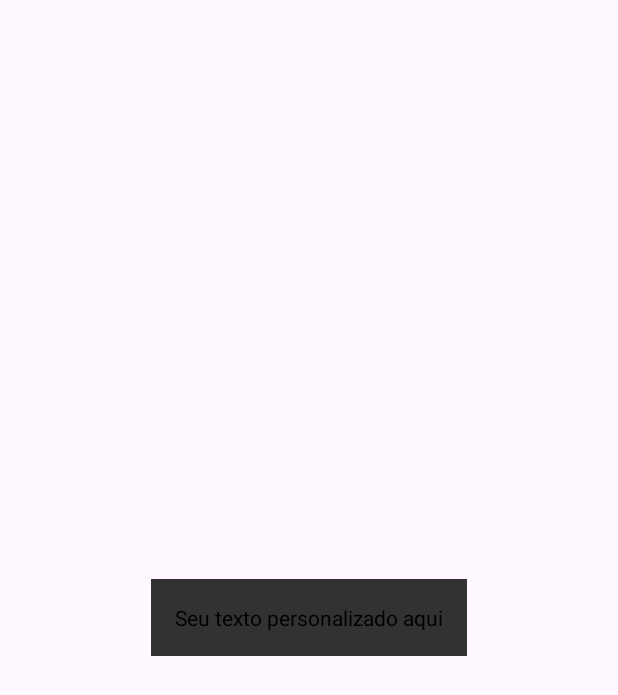
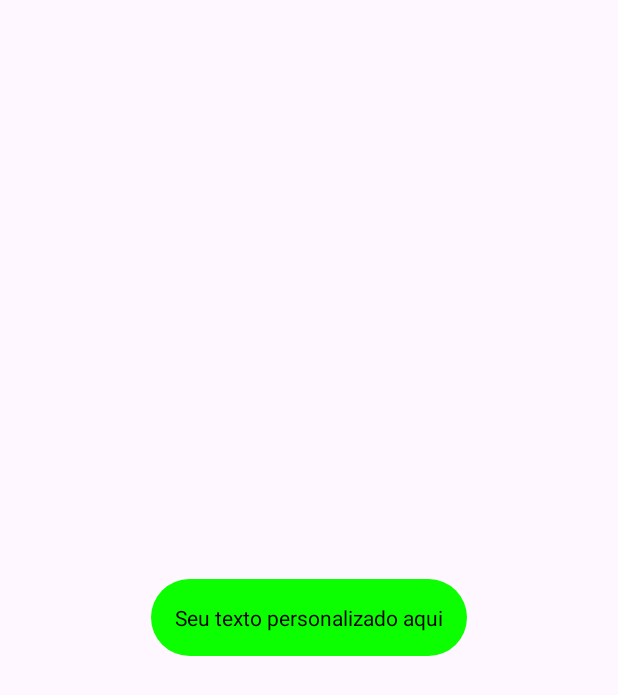
Before and after one commit to Guthox/Ye-Saude, an Android app: the layout custom_toast.xml on its own in the app's theme, with its tools: preview values and no code run, on a phone screen of 412 x 824 dp. Shown: the top 695 px of the screen. Run offline under Robolectric (Android 15) with nearby library versions, the phone set to English and light mode, and no system bars.

Commit message:
Tela de Consultas Realizadas e toast fix

```diff
--- /dev/null
+++ b/app/src/main/res/drawable/snackbar_background_certo.xml
@@ -0,0 +1,11 @@
+<?xml version="1.0" encoding="utf-8"?>
+<selector xmlns:android="http://schemas.android.com/apk/res/android">
+    <item>
+        <shape android:shape="rectangle">
+            <solid android:color="#0CFF00"/>
+            <corners
+                android:radius="1000dp" />
+        </shape>
+
+    </item>
+</selector>
--- a/app/src/main/res/layout/activity_tela_consultas_realizadas.xml
+++ b/app/src/main/res/layout/activity_tela_consultas_realizadas.xml
@@ -137,6 +137,8 @@
                     android:layout_height="wrap_content"
                     android:layout_marginLeft="2.5dp"
                     android:layout_weight="0.5"
+                    android:inputType="number"
+                    android:maxLength="10"
                     android:gravity="center"
                     android:paddingTop="10dp"
                     android:paddingBottom="10dp"
@@ -178,6 +180,8 @@
                     android:layout_marginLeft="2.5dp"
                     android:layout_marginBottom="15dp"
                     android:layout_weight="0.5"
+                    android:inputType="number"
+                    android:maxLength="5"
                     android:gravity="center"
                     android:paddingTop="10dp"
                     android:paddingBottom="10dp"
--- a/app/src/main/res/layout/custom_toast.xml
+++ b/app/src/main/res/layout/custom_toast.xml
@@ -5,7 +5,7 @@
     android:layout_width="wrap_content"
     android:layout_height="wrap_content"
     android:textColor="#000000"
-    android:background="#323232"
+    android:background="@drawable/snackbar_background_certo"
     android:padding="16dp"
     android:layout_gravity="center"
     android:text="Seu texto personalizado aqui" />
```
Also changed, not shown: app/src/main/java/com/example/yesaude/Info.java (+7 -5 lines), app/src/main/java/com/example/yesaude/TelaConsultasRealizadas.java (+112 -0 lines), app/src/main/res/drawable/snackbar_background_erro.xml (added, +11 -0 lines).
